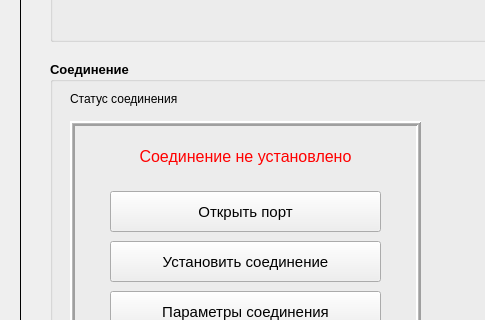
slmir/test, file first/mainwindow.ui: the form before one commit; both pictures show x 0 to 485 and y 188 to 508 of the 1003 by 624 pixel window.
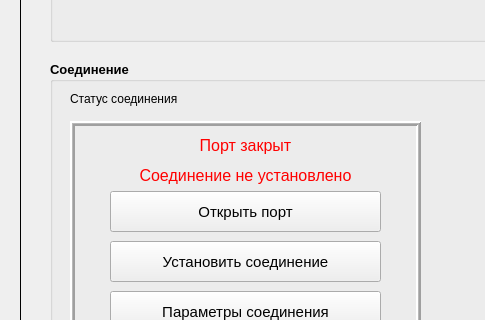
The form after the commit.

Diff of the .ui file:
```diff
--- a/first/mainwindow.ui
+++ b/first/mainwindow.ui
@@ -82,7 +82,7 @@
        <property name="geometry">
         <rect>
          <x>40</x>
-         <y>20</y>
+         <y>39</y>
          <width>271</width>
          <height>31</height>
         </rect>
@@ -170,6 +170,32 @@
         <string>Установить соединение</string>
        </property>
       </widget>
+      <widget class="QLabel" name="Port_status_label">
+       <property name="geometry">
+        <rect>
+         <x>40</x>
+         <y>9</y>
+         <width>271</width>
+         <height>31</height>
+        </rect>
+       </property>
+       <property name="font">
+        <font>
+         <pointsize>12</pointsize>
+         <weight>50</weight>
+         <bold>false</bold>
+        </font>
+       </property>
+       <property name="styleSheet">
+        <string notr="true">color: rgb(255, 0, 0);</string>
+       </property>
+       <property name="text">
+        <string>Порт закрыт</string>
+       </property>
+       <property name="alignment">
+        <set>Qt::AlignCenter</set>
+       </property>
+      </widget>
      </widget>
      <widget class="QLabel" name="Connect_status_frame_label">
       <property name="geometry">
```
Left out of the diff: 4 changed lines with no effect on the pictures.
